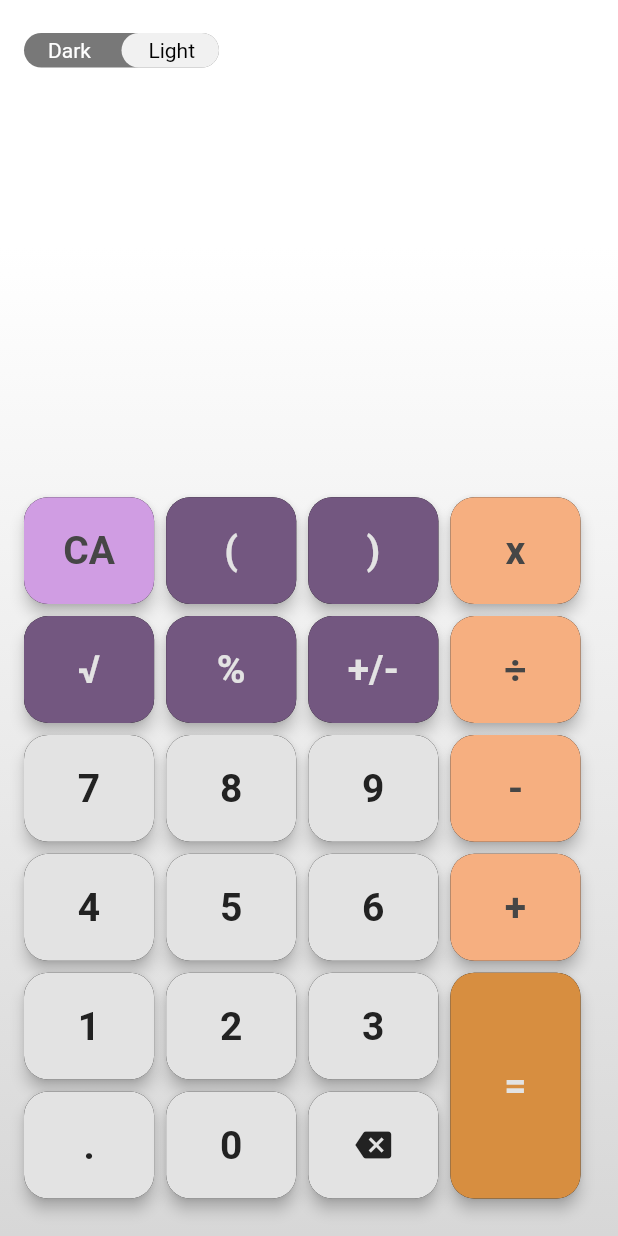
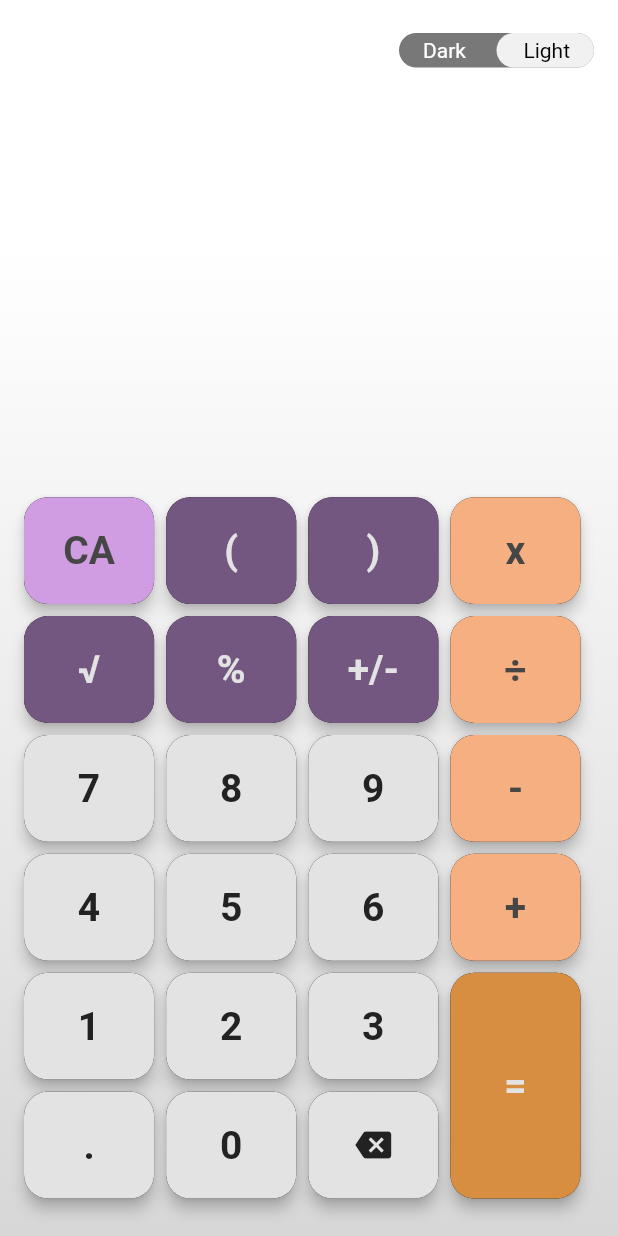
Before and after one commit to luciovicentini/calcunice, a Flutter app: the screen it shows after launch, on a phone screen of 412 x 824 dp. Run offline on Flutter 3.47's test engine with Material 2 defaults, Android fonts, the phone set to English and light mode, and no system bars; our stand-ins replace decimal, flutter_hooks, freezed_annotation, hooks_riverpod; missing offline and left inert: extended_text.

```diff
--- a/lib/main.dart
+++ b/lib/main.dart
@@ -8,8 +8,8 @@ import 'package:calcunice/ui/vertical_calculator_widget.dart';
 import 'package:calcunice/ui/themes.dart';
 
 void main() {
-  // TODO(Lucho): utilizar resultado de la ultima expression (en caso de que haya) si el usuario presiona algun boton de operacion matematica
   // TODO(Lucho): resolver que se muestre primero el resultado de la expression y luego la expression en el listado de calculos.
+  // TODO(Lucho): El texto del display principal tiene que estar a la derecha
   runApp(const ProviderScope(child: MyApp()));
 }
 
@@ -24,13 +24,12 @@ class MyApp extends ConsumerWidget {
     ]);
     final isLight = watch(isLightProvider).state;
     return MaterialApp(
-      // debugShowCheckedModeBanner: false,
+      debugShowCheckedModeBanner: false,
       title: 'Flutter Demo',
       theme: lightTheme,
       darkTheme: darkTheme,
       themeMode: isLight ? ThemeMode.light : ThemeMode.dark,
       home: const _HomeWidget(),
-      // home: ScreenSize(),
     );
   }
 }
--- a/lib/ui/historic_expression_list_widget.dart
+++ b/lib/ui/historic_expression_list_widget.dart
@@ -14,6 +14,7 @@ class HistoricExpressionListWidget extends ConsumerWidget {
       empty: () => <String>[],
       list: (expressions) => expressions.reversed.toList(),
     );
+
     return AnimatedList(
       key: animatedListKey,
       physics: const ClampingScrollPhysics(),
--- a/lib/ui/horizontal_calculator_widget.dart
+++ b/lib/ui/horizontal_calculator_widget.dart
@@ -9,7 +9,7 @@ class HorizontalCalculatorWidget extends StatelessWidget {
 
   @override
   Widget build(BuildContext context) => Column(
-        crossAxisAlignment: CrossAxisAlignment.start,
+        crossAxisAlignment: CrossAxisAlignment.end,
         children: [
           const SizedBox(
             height: 35,
--- a/lib/ui/keyboard_layout_widget.dart
+++ b/lib/ui/keyboard_layout_widget.dart
@@ -14,8 +14,6 @@ class KeyboardLayoutWidget extends StatelessWidget {
   @override
   Widget build(BuildContext context) => LayoutBuilder(
         builder: (context, constraints) {
-          print(
-              'MaxWidth: ${constraints.maxWidth} - MaxHeight: ${constraints.maxHeight}');
           final keyboardLayout =
               KeyboardLayoutCalculator.calculateFromContainerSize(
                   constraints.maxWidth, constraints.maxHeight);
--- a/lib/ui/vertical_calculator_widget.dart
+++ b/lib/ui/vertical_calculator_widget.dart
@@ -9,7 +9,7 @@ class VerticalCalculatorWidget extends StatelessWidget {
 
   @override
   Widget build(BuildContext context) => Column(
-        crossAxisAlignment: CrossAxisAlignment.start,
+        crossAxisAlignment: CrossAxisAlignment.end,
         children: const [
           SizedBox(
             height: 35,
--- a/pubspec.yaml
+++ b/pubspec.yaml
@@ -9,6 +9,7 @@ environment:
 dependencies:
   cupertino_icons: ^1.0.0
   decimal: ^1.1.0
+  extended_text: 6.0.5
   flutter:
     sdk: flutter
   flutter_hooks: ^0.16.0-nullsafety.0
```
Also changed, not shown: lib/ui/historic_expression_widget.dart (+18 -6 lines), pubspec.lock.
